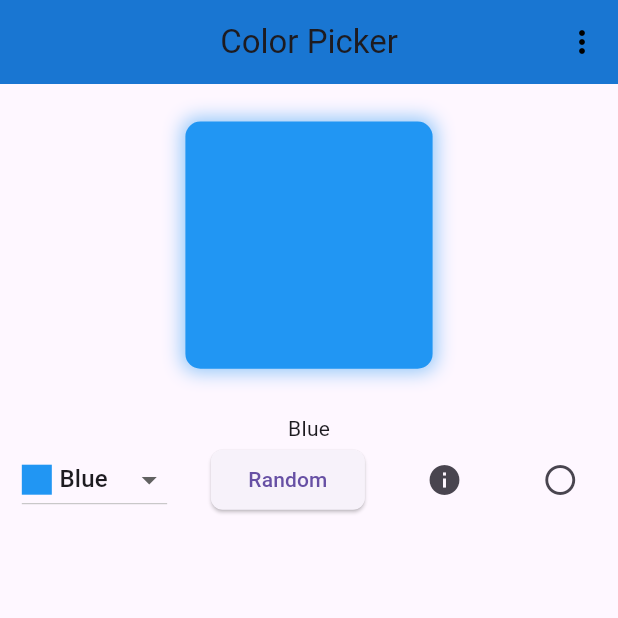
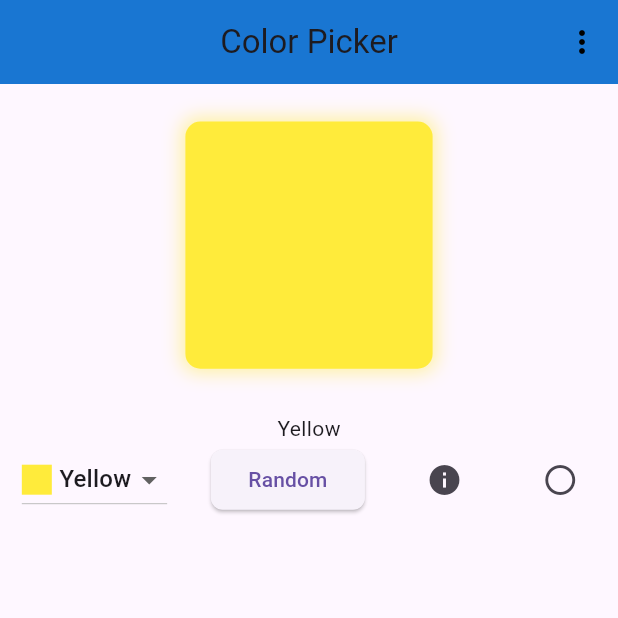
Before and after one commit to beyzzpamuuk/color-picker-app, a Flutter app: the screen it shows after launch, on a phone screen of 412 x 824 dp, the top half of it. Run offline on Flutter 3.47's test engine with Material 3 defaults, Android fonts, the phone set to English and light mode, and no system bars; our stand-ins replace fluttertoast.

Commit message:
rengi değiştirdim

```diff
--- a/lib/pages/Color_picker.dart
+++ b/lib/pages/Color_picker.dart
@@ -13,7 +13,7 @@ class ColorPickerPage extends StatefulWidget {
 }
 
 class _ColorPickerPageState extends State<ColorPickerPage> {
-  Color selectedColor = Colors.blue;
+  Color selectedColor = Colors.yellow;
   bool isCircular = false;
   bool isShowColorname = true;
   void _randomcolorpick() {
@@ -44,13 +44,11 @@ class _ColorPickerPageState extends State<ColorPickerPage> {
     });
   }
 
-
   @override
   Widget build(BuildContext context) {
     return Scaffold(
       appBar: AppBar(
-        title: Text('Color Picker',
-        ),
+        title: Text('Color Picker'),
 
         centerTitle: true,
         actions: [
```
